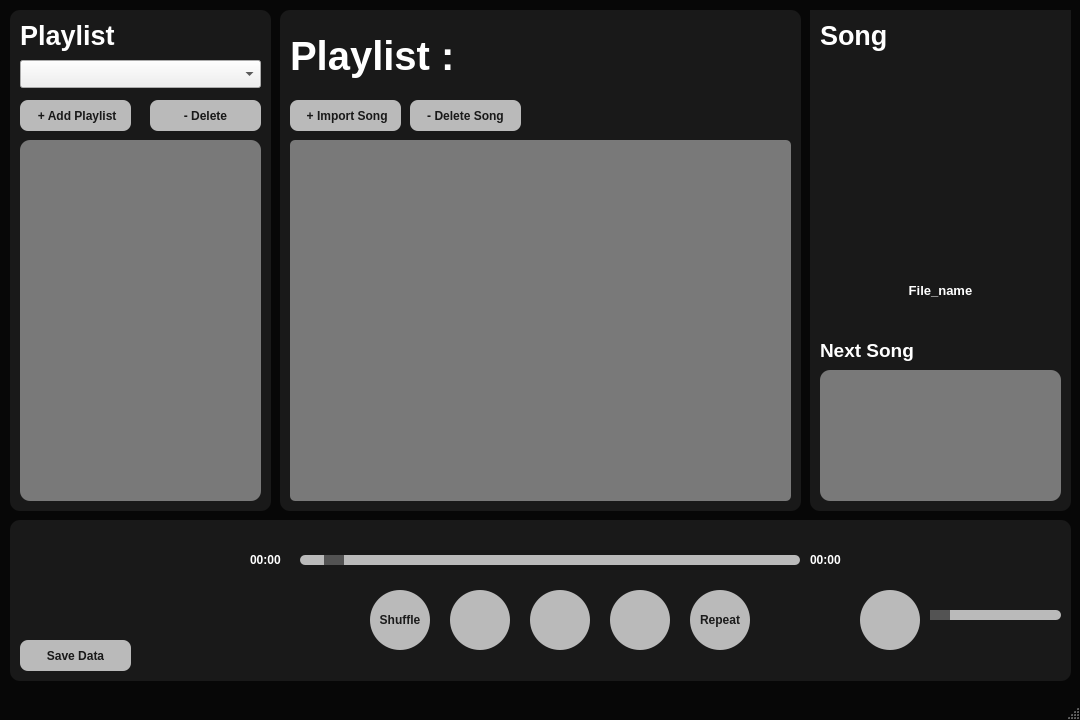
This is mainwindow.ui in Kantisaranucheep/Audify_3 as Qt 5 draws it before an edit. The edited form follows.
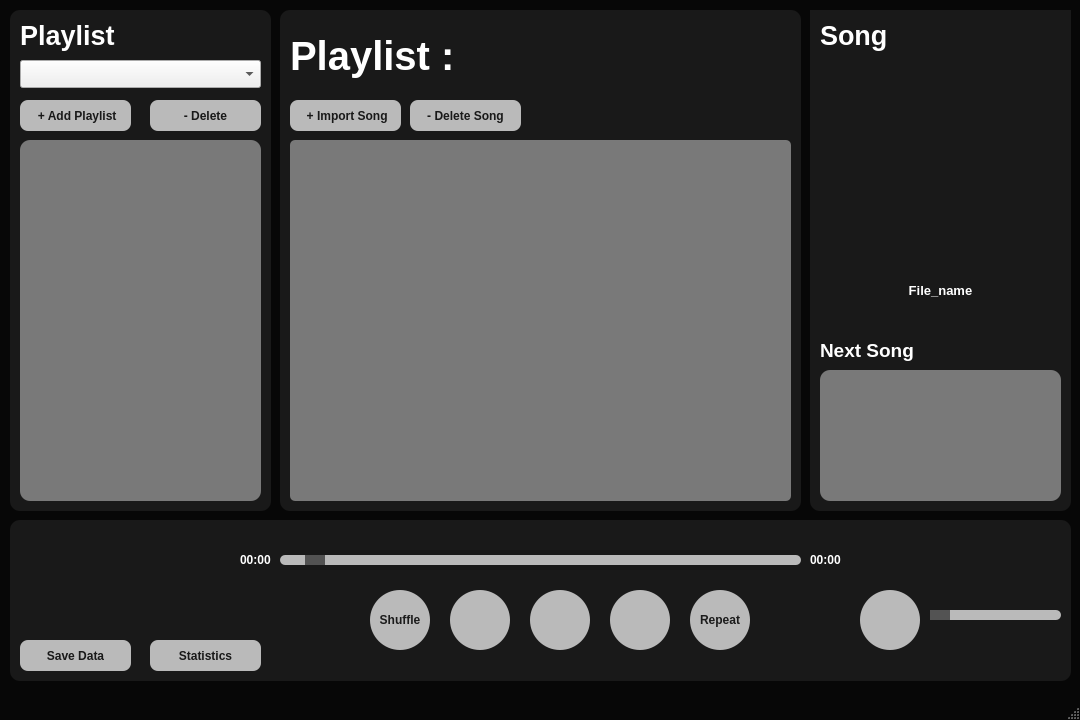
This is the edited form.

Commit message: add stat ui and fix some playlist bugs

Diff of the .ui file:
```diff
--- a/mainwindow.ui
+++ b/mainwindow.ui
@@ -816,9 +816,9 @@
     <widget class="QSlider" name="horizontalSlider">
      <property name="geometry">
       <rect>
-       <x>290</x>
+       <x>270</x>
        <y>30</y>
-       <width>500</width>
+       <width>521</width>
        <height>21</height>
       </rect>
      </property>
@@ -851,7 +851,7 @@
     <widget class="QLabel" name="label_duration1">
      <property name="geometry">
       <rect>
-       <x>240</x>
+       <x>230</x>
        <y>30</y>
        <width>40</width>
        <height>20</height>
@@ -927,6 +927,37 @@
       <string>Save Data</string>
      </property>
     </widget>
+    <widget class="QPushButton" name="pushstat">
+     <property name="geometry">
+      <rect>
+       <x>140</x>
+       <y>120</y>
+       <width>111</width>
+       <height>31</height>
+      </rect>
+     </property>
+     <property name="styleSheet">
+      <string notr="true">QPushButton{
+
+border: none;
+border-radius:8px;
+background-color:rgb(186, 186, 186);
+color:rgb(25, 25, 25);
+font-weight: bold;
+
+padding:0px;
+
+
+}
+
+QPushButton:Hover{
+background-color:rgb(140,140,140);
+}</string>
+     </property>
+     <property name="text">
+      <string>Statistics</string>
+     </property>
+    </widget>
    </widget>
   </widget>
   <widget class="QMenuBar" name="menubar">
```
The commit also changes 7 other files.
